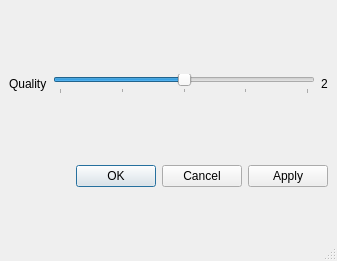
This is avogadro/src/settingsdialog.ui in cryos/avogadro as Qt 5 draws it before an edit. The edited form follows.
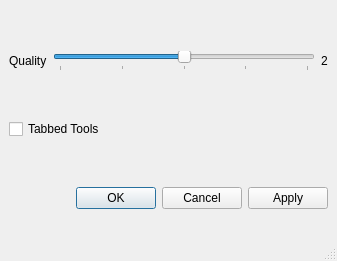
This is the edited form. Icons and pictures are not drawn.

```diff
--- a/avogadro/src/settingsdialog.ui
+++ b/avogadro/src/settingsdialog.ui
@@ -37,7 +37,7 @@
    <property name="verticalSpacing" >
     <number>6</number>
    </property>
-   <item row="1" column="0" colspan="3" >
+   <item row="2" column="0" colspan="3" >
     <widget class="QDialogButtonBox" name="dialogButtonBox" >
      <property name="layoutDirection" >
       <enum>Qt::LeftToRight</enum>
@@ -83,6 +83,13 @@
      </property>
     </widget>
    </item>
+   <item row="1" column="0" colspan="3" >
+    <widget class="QCheckBox" name="tabbedToolsCheck" >
+     <property name="text" >
+      <string>Tabbed Tools</string>
+     </property>
+    </widget>
+   </item>
   </layout>
  </widget>
  <resources>
```
